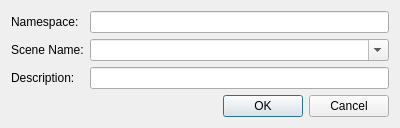
Before: the Qt Designer form common/include/tesseract_qt/common/widgets/create_component_info_dialog.ui in tesseract-robotics/tesseract_qt, drawn with Qt 5.
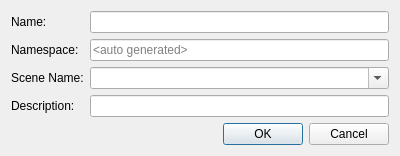
After: the same form once the commit is applied.

The edit to the form file:
```diff
--- a/common/include/tesseract_qt/common/widgets/create_component_info_dialog.ui
+++ b/common/include/tesseract_qt/common/widgets/create_component_info_dialog.ui
@@ -7,52 +7,55 @@
     <x>0</x>
     <y>0</y>
     <width>400</width>
-    <height>126</height>
+    <height>154</height>
    </rect>
   </property>
   <property name="windowTitle">
    <string>Dialog</string>
   </property>
   <layout class="QFormLayout" name="formLayout">
-   <item row="0" column="0">
+   <item row="1" column="0">
     <widget class="QLabel" name="ns_label">
      <property name="text">
       <string>Namespace:</string>
      </property>
     </widget>
    </item>
-   <item row="0" column="1">
+   <item row="1" column="1">
     <widget class="QLineEdit" name="ns_line_edit">
      <property name="readOnly">
       <bool>true</bool>
      </property>
+     <property name="placeholderText">
+      <string>&lt;auto generated&gt;</string>
+     </property>
     </widget>
    </item>
-   <item row="1" column="0">
+   <item row="2" column="0">
     <widget class="QLabel" name="scene_name_label">
      <property name="text">
       <string>Scene Name:</string>
      </property>
     </widget>
    </item>
-   <item row="1" column="1">
+   <item row="2" column="1">
     <widget class="QComboBox" name="scene_name_combo_box">
      <property name="editable">
       <bool>true</bool>
      </property>
     </widget>
    </item>
-   <item row="2" column="0">
+   <item row="3" column="0">
     <widget class="QLabel" name="description_label">
      <property name="text">
       <string>Description:</string>
      </property>
     </widget>
    </item>
-   <item row="2" column="1">
-    <widget class="QLineEdit" name="description_line_edit"/>
-   </item>
    <item row="3" column="1">
+    <widget class="QLineEdit" name="description_line_edit"/>
+   </item>
+   <item row="4" column="1">
     <widget class="QDialogButtonBox" name="buttonBox">
      <property name="orientation">
       <enum>Qt::Horizontal</enum>
@@ -62,6 +65,16 @@
      </property>
     </widget>
    </item>
+   <item row="0" column="0">
+    <widget class="QLabel" name="name_label">
+     <property name="text">
+      <string>Name:</string>
+     </property>
+    </widget>
+   </item>
+   <item row="0" column="1">
+    <widget class="QLineEdit" name="name_line_edit"/>
+   </item>
   </layout>
  </widget>
  <resources/>
```
